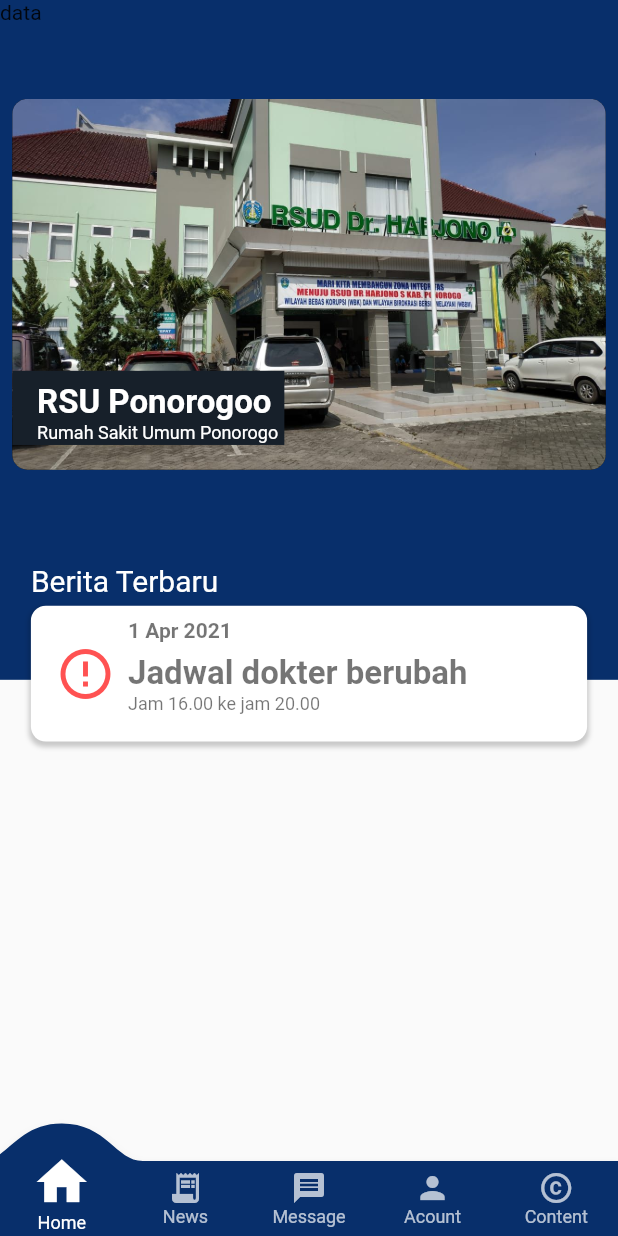
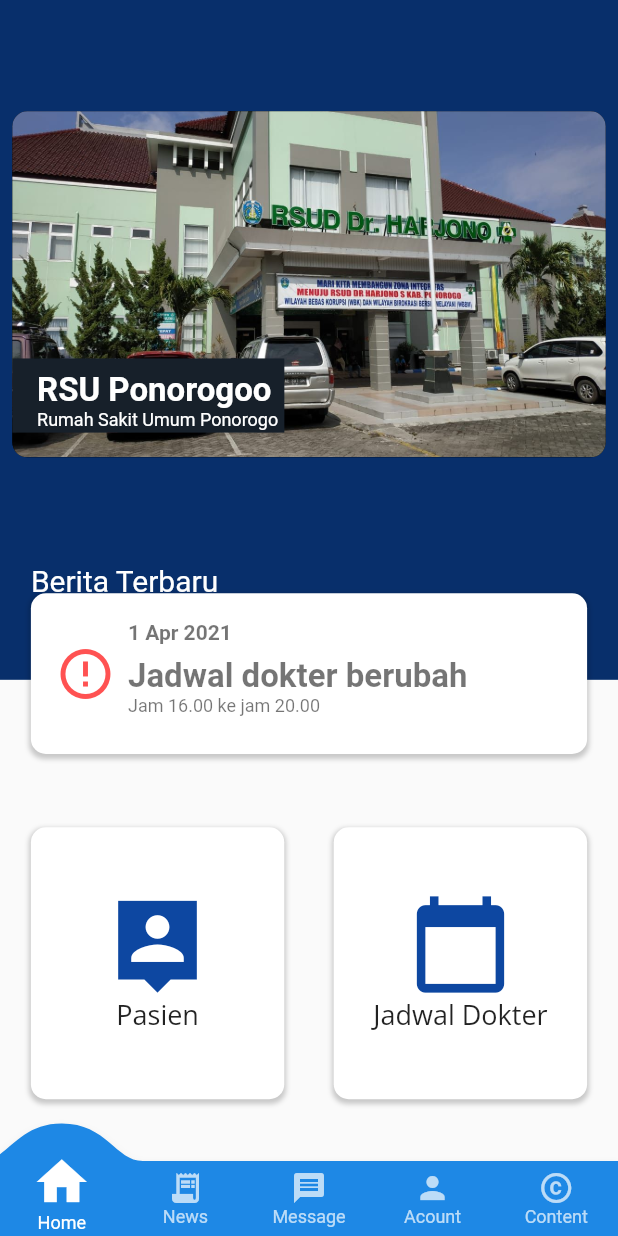
Before and after one commit to praztyobudi/SinauFlutter, a Flutter app: the Page1 screen opened directly, on a phone screen of 412 x 824 dp. Run offline on Flutter 3.47's test engine with Material 2 defaults, Android fonts, the phone set to English and light mode, and no system bars; drawn by our look-alikes of carousel_slider, convex_bottom_bar; our stand-ins replace date_time_picker, google_fonts; missing offline and left inert: dart:ffi, statusbar.

Commit message:
tambah menus

```diff
--- a/lib/content/home/menus.dart
+++ b/lib/content/home/menus.dart
@@ -1,4 +1,5 @@
 import 'package:flutter/material.dart';
+import 'package:google_fonts/google_fonts.dart';
 import 'package:latihanflutter/src/screensize.dart';
 
 class Menus extends StatefulWidget {
@@ -12,7 +13,77 @@
     return Stack(
       children: [
         Container(
-          child: Text('data'),
+          alignment: Alignment.bottomCenter,
+          margin: EdgeInsets.symmetric(
+            horizontal: screenSize.blockHorizontal * 5,
+            vertical: screenSize.blockVertical * 5,
+          ),
+          child: Row(
+            crossAxisAlignment: CrossAxisAlignment.center,
+            children: [
+              Container(
+                height: screenSize.blockVertical * 22,
+                width: screenSize.blockHorizontal * 41,
+                child: Column(
+                  mainAxisAlignment: MainAxisAlignment.center,
+                  children: [
+                    Icon(
+                      Icons.person_pin_sharp,
+                      size: 70,
+                      color: Colors.blue[900],
+                    ),
+                    Text('Pasien',
+                        style: GoogleFonts.openSans(
+                          fontSize: 18,
+                        )),
+                  ],
+                ),
+                decoration: BoxDecoration(
+                  color: Colors.white,
+                  borderRadius: BorderRadius.circular(10),
+                  boxShadow: [
+                    BoxShadow(
+                      color: Colors.black.withOpacity(0.2),
+                      spreadRadius: 1,
+                      blurRadius: 2,
+                      offset: Offset(0, 2), //x,y
+                    )
+                  ],
+                ),
+              ),
+              Container(
+                margin: EdgeInsets.only(left: screenSize.blockHorizontal * 8),
+                height: screenSize.blockVertical * 22,
+                width: screenSize.blockHorizontal * 41,
+                child: Column(
+                  mainAxisAlignment: MainAxisAlignment.center,
+                  children: [
+                    Icon(
+                      Icons.calendar_today,
+                      size: 70,
+                      color: Colors.blue[900],
+                    ),
+                    Text('Jadwal Dokter',
+                        style: GoogleFonts.openSans(
+                          fontSize: 18,
+                        )),
+                  ],
+                ),
+                decoration: BoxDecoration(
+                  color: Colors.white,
+                  borderRadius: BorderRadius.circular(10),
+                  boxShadow: [
+                    BoxShadow(
+                      color: Colors.black.withOpacity(0.2),
+                      spreadRadius: 1,
+                      blurRadius: 2,
+                      offset: Offset(0, 2), //x,y
+                    )
+                  ],
+                ),
+              ),
+            ],
+          ),
         )
       ],
     );
--- a/lib/content/home/news_slide.dart
+++ b/lib/content/home/news_slide.dart
@@ -60,7 +60,7 @@
                     width: MediaQuery.of(context).size.width,
                     margin: EdgeInsets.symmetric(
                         horizontal: screenSize.blockHorizontal * 5,
-                        vertical: screenSize.blockVertical * 2),
+                        vertical: screenSize.blockVertical * 1),
                     padding: EdgeInsets.only(top: screenSize.blockVertical * 1),
                     decoration: BoxDecoration(
                       color: Colors.white,
@@ -93,7 +93,8 @@
                             Container(
                               alignment: Alignment.centerLeft,
                               padding: EdgeInsets.only(
-                                  left: screenSize.blockHorizontal * 2),
+                                  left: screenSize.blockHorizontal * 2,
+                                  top: screenSize.blockVertical * 1.2),
                               child: Column(
                                 crossAxisAlignment: CrossAxisAlignment.start,
                                 children: [
--- a/lib/content/home/slides_master.dart
+++ b/lib/content/home/slides_master.dart
@@ -73,7 +73,8 @@
                       return Container(
                         width: MediaQuery.of(context).size.width,
                         margin: EdgeInsets.symmetric(
-                            horizontal: screenSize.blockHorizontal * 2),
+                            horizontal: screenSize.blockHorizontal * 2,
+                            vertical: screenSize.blockVertical * 1),
                         decoration: BoxDecoration(
                             color: Colors.black,
                             borderRadius: BorderRadius.circular(10)),
@@ -91,7 +92,7 @@
                             ),
                             Padding(
                               padding: EdgeInsets.only(
-                                top: screenSize.blockVertical * 20,
+                                top: screenSize.blockVertical * 18,
                                 right: screenSize.blockHorizontal * 50,
                               ),
                               child: Container(
--- a/lib/dashboard.dart
+++ b/lib/dashboard.dart
@@ -43,16 +43,29 @@
             icon: Icons.home,
             title: 'Home',
           ),
-          TabItem(icon: Icons.receipt_long, title: 'News'),
-          TabItem(icon: Icons.message, title: 'Message'),
-          TabItem(icon: Icons.person, title: 'Acount'),
-          TabItem(icon: Icons.copyright_sharp, title: 'Content'),
+          TabItem(
+            icon: Icons.receipt_long,
+            title: 'News',
+          ),
+          TabItem(
+            icon: Icons.message,
+            title: 'Message',
+          ),
+          TabItem(
+            icon: Icons.person,
+            title: 'Acount',
+          ),
+          TabItem(
+            icon: Icons.copyright_sharp,
+            title: 'Content',
+          ),
         ],
         style: TabStyle.react,
         initialActiveIndex: _pilihIndex,
         color: Colors.white70, //color inactive
         onTap: _onItemTap,
-        backgroundColor: Color.fromRGBO(8, 47, 107, 1),
+        // backgroundColor: Color.fromRGBO(8, 47, 107, 1),
+        backgroundColor: Colors.blue[600],
         curve: Curves.easeInOut,
         badgeColor: Colors.redAccent,
         badgeTextColor: Colors.white,
```
